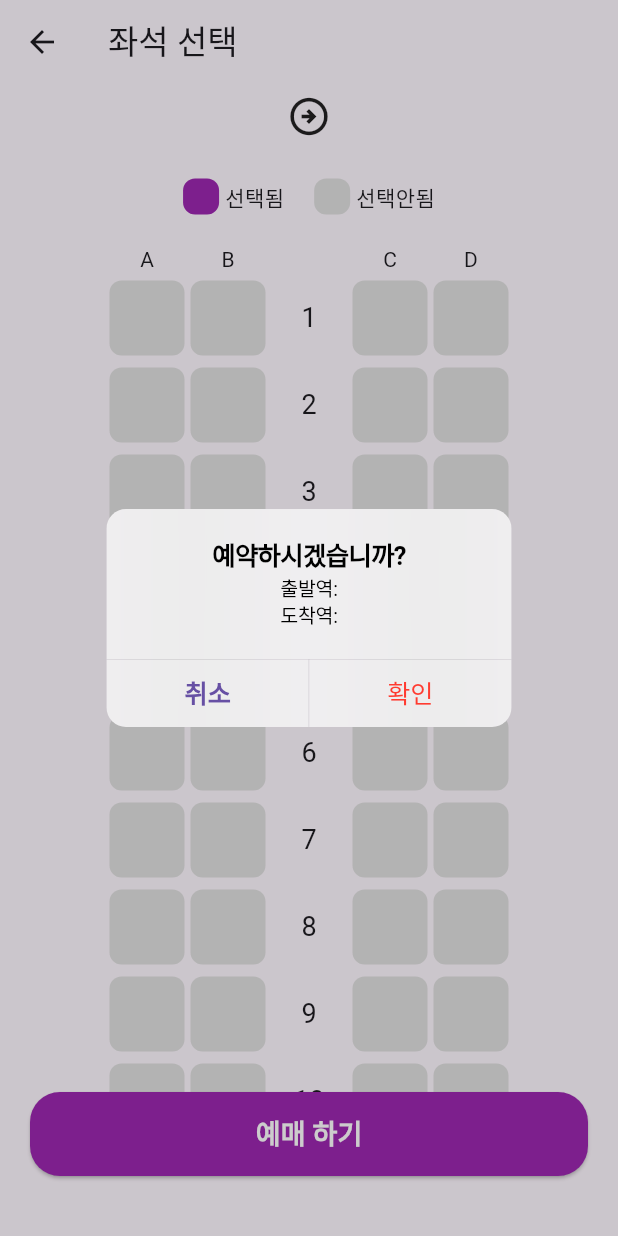
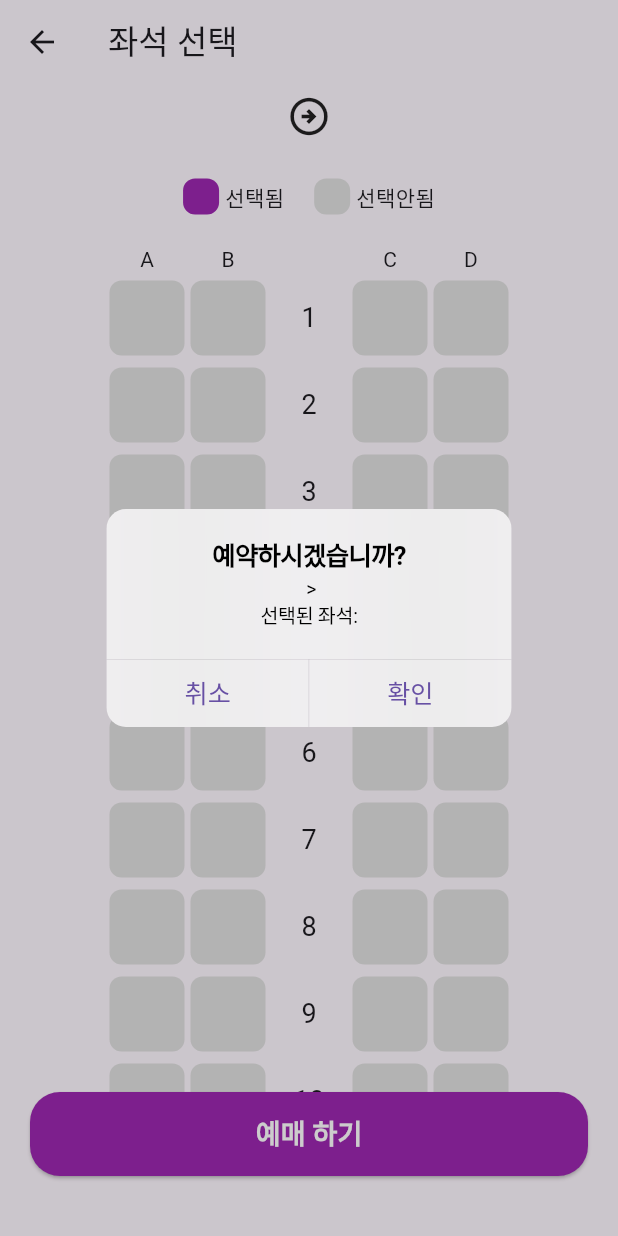
Before and after one commit to gimjh1120/flutter_train_app, a Flutter app: the SeatPage screen opened directly with empty values, after a tap on "예매 하기", on a phone screen of 412 x 824 dp. Run offline on Flutter 3.47's test engine with Material 3 defaults, Android fonts, the phone set to English and light mode, and no system bars.

Commit message:
add: seat click action

```diff
--- a/lib/seat/seat_page.dart
+++ b/lib/seat/seat_page.dart
@@ -1,9 +1,9 @@
+import 'package:flutter/cupertino.dart';
 import 'package:flutter/material.dart';
-import 'package:flutter_train_app/seat/widget/reserve_button.dart';
 import 'package:flutter_train_app/seat/widget/select_view.dart';
 import 'package:flutter_train_app/seat/widget/travel_view.dart';
 
-class SeatPage extends StatelessWidget {
+class SeatPage extends StatefulWidget {
   final String departureStation;
   final String arrivalStation;
 
@@ -12,6 +12,24 @@ class SeatPage extends StatelessWidget {
     required this.departureStation,
     required this.arrivalStation,
   }) : super(key: key);
+
+  @override
+  _SeatPageState createState() => _SeatPageState();
+}
+
+class _SeatPageState extends State<SeatPage> {
+  // 선택된 좌석을 저장할 리스트
+  List<String> selectedSeats = [];
+
+  void toggleSeatSelection(String seatNumber) {
+    setState(() {
+      if (selectedSeats.contains(seatNumber)) {
+        selectedSeats.remove(seatNumber); // 선택 해제
+      } else {
+        selectedSeats.add(seatNumber); // 선택 추가
+      }
+    });
+  }
 
   @override
   Widget build(BuildContext context) {
@@ -24,8 +42,8 @@ class SeatPage extends StatelessWidget {
         child: Column(
           children: [
             travelView(
-              departureStation: departureStation,
-              arrivalStation: arrivalStation,
+              departureStation: widget.departureStation,
+              arrivalStation: widget.arrivalStation,
             ),
             selectView(),
             Expanded(
@@ -34,84 +52,137 @@ class SeatPage extends StatelessWidget {
                   Row(
                     mainAxisAlignment: MainAxisAlignment.center,
                     children: [
-                      Column(
-                        children: [
-                          Text('A'),
-                          ...List.generate(20, (_) => seat()), // 반복적으로 좌석 생성
-                        ],
-                      ),
-                      Column(
-                        children: [
-                          Text('B'),
-                          ...List.generate(20, (_) => seat()), // 반복적으로 좌석 생성
-                        ],
-                      ),
-                      Column(
-                        children: [
-                          Text(' '),
-                          ...List.generate(
-                              20, (index) => seatNum((index + 1).toString())),
-                        ],
-                      ),
-                      Column(
-                        children: [
-                          Text('C'),
-                          ...List.generate(20, (_) => seat()), // 반복적으로 좌석 생성
-                        ],
-                      ),
-                      Column(
-                        children: [
-                          Text('D'),
-                          ...List.generate(20, (_) => seat()), // 반복적으로 좌석 생성
-                        ],
-                      ),
+                      buildSeatColumn('A'),
+                      buildSeatColumn('B'),
+                      buildSeatColumn(' '),
+                      buildSeatColumn('C'),
+                      buildSeatColumn('D'),
                     ],
                   ),
                 ],
               ),
             ),
-            reserveButton(
-                departureStation: departureStation,
-                arrivalStation: arrivalStation),
-            SizedBox(
-              height: 20,
-            )
+            reserveButton(),
+            SizedBox(height: 20),
           ],
         ),
       ),
     );
   }
 
+  // 좌석 열을 생성하는 메서드
+  Column buildSeatColumn(String row) {
+    if (row == ' ') {
+      // 번호 표시 열
+      return Column(
+        children: [
+          Text(' '),
+          ...List.generate(
+            20,
+            (index) => seatNum((index + 1).toString()),
+          ),
+        ],
+      );
+    } else {
+      return Column(
+        children: [
+          Text(row),
+          ...List.generate(20, (index) {
+            String seatNumber = '${index + 1}-$row';
+            return GestureDetector(
+              onTap: () => toggleSeatSelection(seatNumber),
+              child: seat(
+                seatNumber,
+                selectedSeats.contains(seatNumber)
+                    ? Colors.purple
+                    : Colors.grey[300]!,
+              ),
+            );
+          }),
+        ],
+      );
+    }
+  }
+
+  // 좌석 번호 표시
   Container seatNum(String num) {
     return Container(
       alignment: Alignment.center,
       width: 50,
       height: 50,
-      margin: EdgeInsets.symmetric(
-        vertical: 4,
-        horizontal: 2,
-      ),
+      margin: EdgeInsets.symmetric(vertical: 4, horizontal: 2),
       child: Text(
         num,
-        style: TextStyle(
-          fontSize: 18,
+        style: TextStyle(fontSize: 18),
+      ),
+    );
+  }
+
+  // 좌석 박스 (선택 시 색상 변경)
+  Container seat(String seatNumber, Color color) {
+    return Container(
+      width: 50,
+      height: 50,
+      margin: EdgeInsets.symmetric(vertical: 4, horizontal: 2),
+      decoration: BoxDecoration(
+        borderRadius: BorderRadius.circular(8),
+        color: color,
+      ),
+    );
+  }
+
+  // 예약 버튼
+  Widget reserveButton() {
+    return Padding(
+      padding: const EdgeInsets.only(bottom: 20),
+      child: SizedBox(
+        width: double.infinity,
+        height: 56,
+        child: ElevatedButton(
+          onPressed: () {
+            showCupertinoDialog(
+              context: context,
+              builder: (context) {
+                return CupertinoAlertDialog(
+                  title: Text('예약하시겠습니까?'),
+                  content: Text(
+                    '${widget.departureStation} > ${widget.arrivalStation}\n선택된 좌석: ${selectedSeats.join(', ')}',
+                  ),
+                  actions: [
+                    CupertinoDialogAction(
+                      onPressed: () {
+                        Navigator.of(context).pop();
+                      },
+                      child: Text('취소'),
+                    ),
+                    CupertinoDialogAction(
+                      onPressed: () {
+                        Navigator.of(context).pop();
+                        // 예약 확정 처리 로직을 여기에 추가할 수 있습니다.
+                      },
+                      child: Text('확인'),
+                    ),
+                  ],
+                );
+              },
+            );
+          },
+          child: Text(
+            '예매 하기',
+            style: TextStyle(
+              color: Colors.white,
+              fontSize: 18,
+              fontWeight: FontWeight.bold,
+            ),
+          ),
+          style: ElevatedButton.styleFrom(
+            backgroundColor: Colors.purple,
+            shape: RoundedRectangleBorder(
+              borderRadius: BorderRadius.circular(20),
+            ),
+          ),
         ),
       ),
     );
   }
-
-  Container seat() {
-    return Container(
-      width: 50,
-      height: 50,
-      margin: EdgeInsets.symmetric(
-        vertical: 4,
-        horizontal: 2,
-      ),
-      decoration: BoxDecoration(
-        borderRadius: BorderRadius.circular(8),
-        color: Colors.grey[300]!,
-      ),
-    );
-  }
 }
--- a/lib/seat/widget/travel_view.dart
+++ b/lib/seat/widget/travel_view.dart
@@ -18,7 +18,7 @@ class travelView extends StatelessWidget {
         Expanded(
           child: Text(
             departureStation, // 출발역 텍스트 표시
-            textAlign: TextAlign.center, // 텍스트를 오른쪽 정렬
+            textAlign: TextAlign.end, // 텍스트를 오른쪽 정렬
             style: TextStyle(
               fontWeight: FontWeight.bold,
               color: Colors.purple,
@@ -39,7 +39,7 @@ class travelView extends StatelessWidget {
         Expanded(
           child: Text(
             arrivalStation, // 도착역 텍스트 표시
-            textAlign: TextAlign.center, // 텍스트를 왼쪽 정렬
+            textAlign: TextAlign.start, // 텍스트를 왼쪽 정렬
             style: TextStyle(
               fontWeight: FontWeight.bold,
               color: Colors.purple,
```
